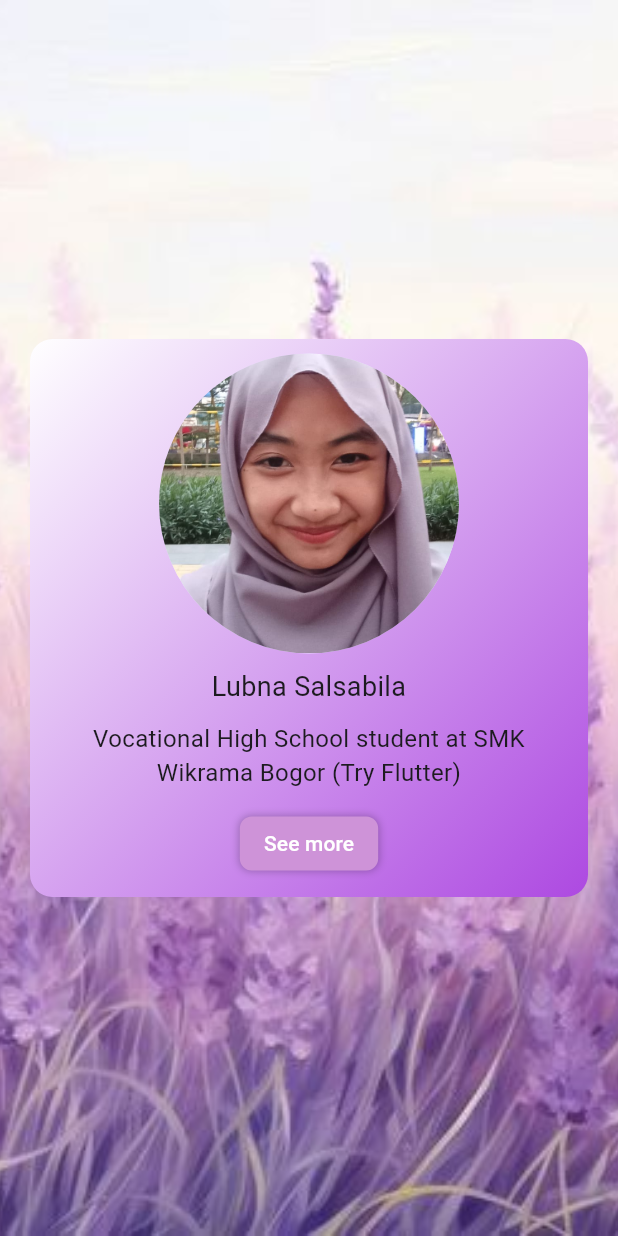
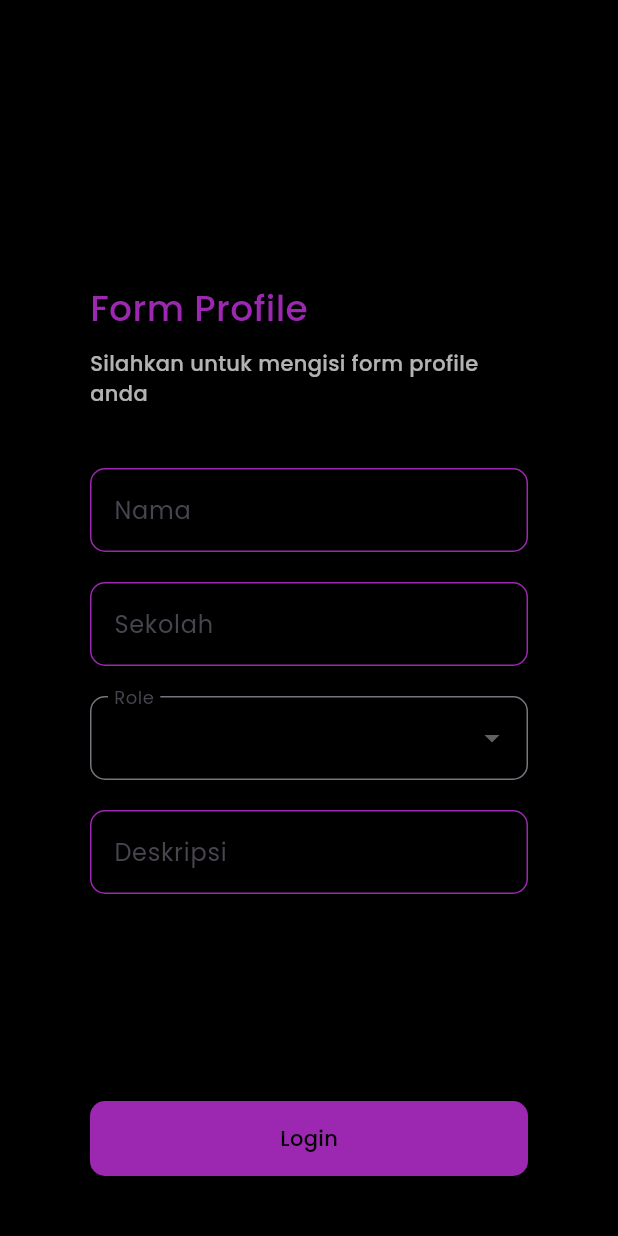
Before and after one commit to lubnasalsabila/flutter, a Flutter app: the screen it shows after launch, on a phone screen of 412 x 824 dp. Run offline on Flutter 3.47's test engine with Material 3 defaults, Android fonts, the phone set to English and light mode, and no system bars; our stand-ins replace google_fonts.

Commit message:
menyatukan login dan profile

```diff
--- a/lib/main.dart
+++ b/lib/main.dart
@@ -1,100 +1,225 @@
 import 'package:flutter/material.dart';
-import 'Page2.dart';
+import 'package:google_fonts/google_fonts.dart';
+import 'page1.dart'; // Sesuaikan dengan nama file Anda
 
-void main() => runApp(MaterialApp(
+void main() {
+  runApp(const MyApp());
+}
+
+class MyApp extends StatelessWidget {
+  const MyApp({super.key});
+
+  @override
+  Widget build(BuildContext context) {
+    return MaterialApp(
+      title: 'Flutter Login Profile',
       debugShowCheckedModeBanner: false,
-      home: Home(),
-    ));
+      theme: ThemeData(
+        primaryColor: Colors.purple,
+        scaffoldBackgroundColor: Colors.black,
+        textTheme: GoogleFonts.poppinsTextTheme(
+          Theme.of(context).textTheme.apply(bodyColor: Colors.white, displayColor: Colors.white),
+        ),
+      ),
+      home: const LoginPage(),
+    );
+  }
+}
 
-class Home extends StatelessWidget {
-  const Home({super.key});
+class LoginPage extends StatefulWidget {
+  const LoginPage({super.key});
+
+  @override
+  State<LoginPage> createState() => _LoginPageState();
+}
+
+class _LoginPageState extends State<LoginPage> {
+  final TextEditingController _usernameController = TextEditingController();
+  final TextEditingController _sekolahController = TextEditingController();
+  final TextEditingController _deskripsiController = TextEditingController();
+  String? _selectedRole;
 
   @override
   Widget build(BuildContext context) {
     return Scaffold(
-      body: Container(
-        width: MediaQuery.of(context).size.width, // lebar diatur sesuai lebar layar
-        height: MediaQuery.of(context).size.height, // tinggi diatur sesuai tinggi layar
-        decoration: BoxDecoration(
-          image: DecorationImage(
-            image: AssetImage("images/fback.jpeg"),
-            fit: BoxFit.cover,
-          ),
-        ),
-        child: Stack(
-          alignment: Alignment.center,
-          children: <Widget>[
-            Container(
-              width: MediaQuery.of(context).size.width,
-              height: MediaQuery.of(context).size.shortestSide,
-              padding: EdgeInsets.all(20.0),
-              alignment: Alignment.center,
-              child: Container(
-                decoration: BoxDecoration(
-                  gradient: LinearGradient(
-                    colors: [
-                      Color(0xFFFFFFFF), // Putih
-                      Color(0xFFAD49E1), // Ungu
-                    ],
-                    begin: Alignment.topLeft,
-                    end: Alignment.bottomRight,
-                  ),
-                  borderRadius: BorderRadius.circular(15.0),
-                ),
-                child: Padding(
-                  padding: const EdgeInsets.symmetric(horizontal: 20.0), // Padding di kiri dan kanan
-                  child: Center(
-                    child: Column(
-                      mainAxisAlignment: MainAxisAlignment.spaceEvenly,
-                      children: <Widget>[
-                        CircleAvatar(
-                          radius: 100.0,
-                          backgroundImage: AssetImage('images/f.jpg'),
-                        ),
-                        Text(
-                          "Lubna Salsabila",
-                          textAlign: TextAlign.center,
-                          style: TextStyle(fontSize: 18),
-                        ),
-                        Text(
-                          "Vocational High School student at SMK Wikrama Bogor (Try Flutter)",
-                          textAlign: TextAlign.center,
-                          style: TextStyle(fontSize: 16),
-                        ),
-                        TextButton(
-                          onPressed: () {
-                            Navigator.push(
-                              context,
-                              MaterialPageRoute(builder: (context) => Page2()),
-                            );
-                          },
-                          child: Container(
-                            padding: EdgeInsets.symmetric(horizontal: 16, vertical: 8),
-                            decoration: BoxDecoration(
-                              color: Colors.purple[200],
-                              borderRadius: BorderRadius.circular(8),
-                              boxShadow: [
-                                BoxShadow(
-                                  color: Colors.black26,
-                                  blurRadius: 4,
-                                ),
-                              ],
-                            ),
-                            child: Text(
-                              "See more",
-                              style: TextStyle(color: Colors.white),
-                            ),
-                          ),
-                        )
-                      ],
-                    ),
+      body: Padding(
+        padding: const EdgeInsets.symmetric(horizontal: 60.0, vertical: 40.0),
+        child: Column(
+          crossAxisAlignment: CrossAxisAlignment.start,
+          mainAxisAlignment: MainAxisAlignment.spaceBetween,
+          children: [
+            const SizedBox(height: 10),
+            Column(
+              crossAxisAlignment: CrossAxisAlignment.start,
+              children: [
+                Text(
+                  "Form Profile",
+                  style: GoogleFonts.poppins(
+                    fontSize: 24,
+                    fontWeight: FontWeight.w500,
+                    color: Colors.purple, // Set header color to purple
                   ),
                 ),
-              ),
-            )
+                const SizedBox(height: 10),
+                Text(
+                  "Silahkan untuk mengisi form profile anda",
+                  style: GoogleFonts.poppins(
+                    fontSize: 14,
+                    fontWeight: FontWeight.w500,
+                    color: Colors.white70,
+                  ),
+                ),
+                const SizedBox(height: 40),
+                _buildTextField(_usernameController, 'Nama', 'Input nama anda'),
+                const SizedBox(height: 20),
+                _buildTextField(_sekolahController, 'Sekolah', 'Input nama sekolah'),
+                const SizedBox(height: 20),
+                _buildDropdownField(),
+                const SizedBox(height: 20),
+                _buildTextField(_deskripsiController, 'Deskripsi', 'Input deskripsi singkat tentang anda'),
+              ],
+            ),
+            _buildLoginButton(),
           ],
         ),
       ),
     );
   }
+
+  TextFormField _buildTextField(TextEditingController controller, String label, String hint) {
+    return TextFormField(
+      controller: controller,
+      validator: (value) {
+        if (value == null || value.isEmpty) {
+          return 'Masukan $label';
+        }
+        return null;
+      },
+      decoration: InputDecoration(
+        labelText: label,
+        hintText: hint,
+        hintStyle: GoogleFonts.poppins(
+          fontSize: 14,
+          fontWeight: FontWeight.w500,
+          color: Colors.white70,
+        ),
+        border: const OutlineInputBorder(
+          borderRadius: BorderRadius.all(Radius.circular(10)),
+          borderSide: BorderSide(color: Colors.purple), // Set border color to purple
+        ),
+        enabledBorder: const OutlineInputBorder(
+          borderRadius: BorderRadius.all(Radius.circular(10)),
+          borderSide: BorderSide(color: Colors.purple), // Set border color to purple
+        ),
+      ),
+    );
+  }
+
+  DropdownButtonFormField<String> _buildDropdownField() {
+    return DropdownButtonFormField<String>(
+      value: _selectedRole,
+      validator: (value) {
+        if (value == null) {
+          return 'Pilih role';
+        }
+        return null;
+      },
+      decoration: InputDecoration(
+        labelText: 'Role',
+        hintText: 'Pilih role',
+        hintStyle: GoogleFonts.poppins(
+          fontSize: 14,
+          fontWeight: FontWeight.w500,
+          color: Colors.white70,
+        ),
+        border: const OutlineInputBorder(
+          borderRadius: BorderRadius.all(Radius.circular(10)),
+          borderSide: BorderSide(color: Colors.purple), // Set border color to purple
+        ),
+      ),
+      dropdownColor: Colors.black, // Set dropdown background color to black
+      items: <String>['Front End', 'Back End'].map<DropdownMenuItem<String>>((String value) {
+        return DropdownMenuItem<String>(
+          value: value,
+          child: Text(value, style: TextStyle(color: Colors.white)),
+        );
+      }).toList(),
+      onChanged: (String? newValue) {
+        setState(() {
+          _selectedRole = newValue;
+        });
+      },
+    );
+  }
+
+  InkWell _buildLoginButton() {
+    return InkWell(
+      onTap: () {
+        if (_usernameController.text.isEmpty ||
+            _sekolahController.text.isEmpty ||
+            _deskripsiController.text.isEmpty ||
+            _selectedRole == null) {
+          ScaffoldMessenger.of(context).showSnackBar(
+            const SnackBar(
+              backgroundColor: Colors.blue,
+              content: Text(
+                'Isi form login dengan lengkap!',
+                style: TextStyle(color: Colors.white),
+              ),
+            ),
+          );
+        } else {
+          Navigator.push(
+            context,
+            MaterialPageRoute(
+              builder: (context) => Home(), // Ganti ke Home
+            ),
+          );
+        }
+      },
+      child: Container(
+        height: 50,
+        width: double.infinity,
+        decoration: BoxDecoration(
+          borderRadius: BorderRadius.circular(10),
+          color: Colors.purple, // Set button color to purple
+        ),
+        child: Center(
+          child: Text(
+            "Login",
+            style: GoogleFonts.poppins(
+              fontSize: 14,
+              fontWeight: FontWeight.w500,
+              color: Colors.black,
+            ),
+          ),
+        ),
+      ),
+    );
+  }
 }
+
+class HomePage extends StatelessWidget {
+  const HomePage({super.key, required this.username, required this.sekolah, required this.deskripsi, required this.role});
+
+  final String username;
+  final String sekolah;
+  final String deskripsi;
+  final String role;
+
+  @override
+  Widget build(BuildContext context) {
+    return Scaffold(
+      body: Center(
+        child: Text(
+          "Welcome back - $username - $sekolah - $role - $deskripsi",
+          style: GoogleFonts.poppins(
+            fontSize: 24,
+            fontWeight: FontWeight.w500,
+            color: Colors.purple, // Set welcome text color to purple
+          ),
+        ),
+      ),
+    );
+  }
+}
--- a/pubspec.yaml
+++ b/pubspec.yaml
@@ -19,7 +19,7 @@ publish_to: 'none' # Remove this line if you wish to publish to pub.dev
 version: 1.0.0+1
 
 environment:
-  sdk: ^3.5.1
+  sdk: '<=3.5.0 <4.0.0'
 
 # Dependencies specify other packages that your package needs in order to work.
 # To automatically upgrade your package dependencies to the latest versions
@@ -35,6 +35,7 @@ dependencies:
   # The following adds the Cupertino Icons font to your application.
   # Use with the CupertinoIcons class for iOS style icons.
   cupertino_icons: ^1.0.8
+  google_fonts: ^6.2.1
 
 dev_dependencies:
   flutter_test:
```
Also changed, not shown: lib/Page2.dart (+20 -52 lines), lib/page1.dart (added, +100 -0 lines), 1 other file.
